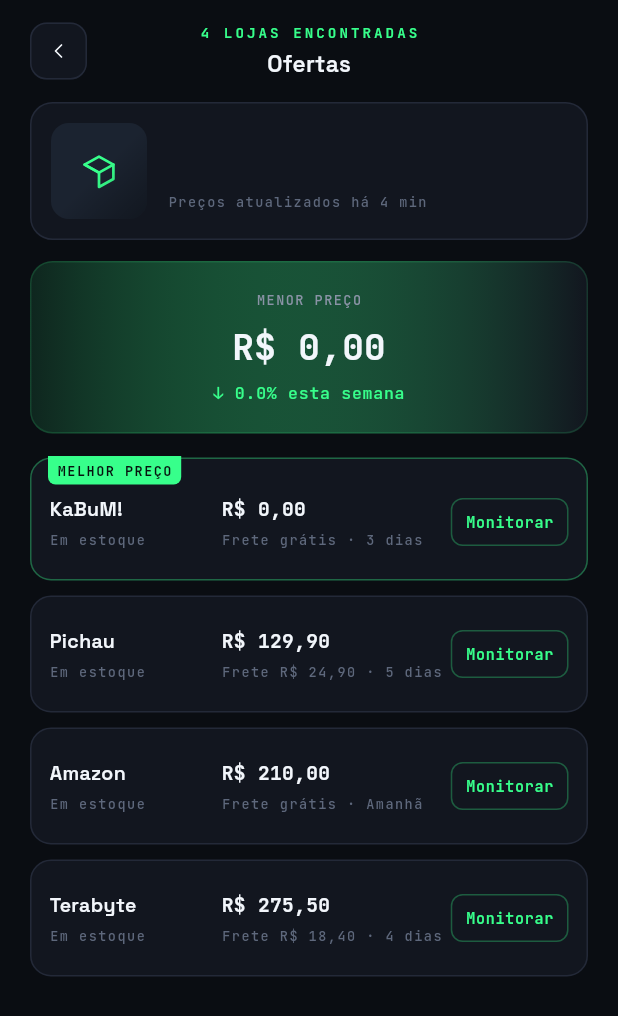
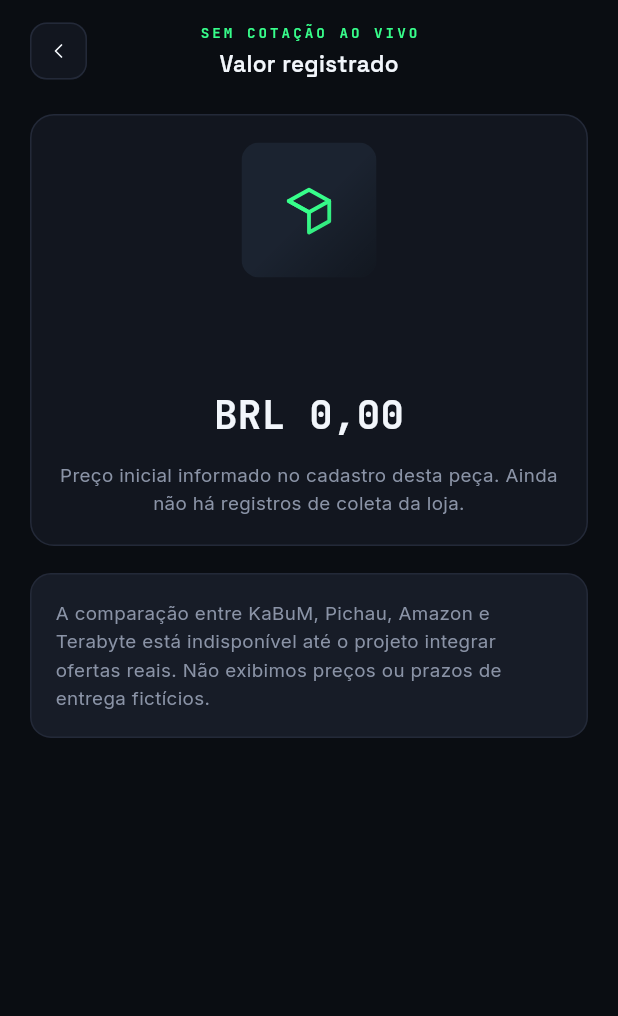
Before and after one commit to JoaoAlbernaz1/ddr5-radar, a Flutter app: the OffersScreen screen opened directly with empty values, on a phone screen of 412 x 824 dp. Shown: the top 1016 px of the screen. Run offline on Flutter 3.47's test engine with Material 3 defaults, Android fonts, the phone set to English and light mode, and no system bars; our stand-ins replace flutter_svg, google_fonts, shared_preferences, supabase_flutter; accounts and stored records are empty; statements that could not run were skipped.

Commit message:
fix(offers): replace synthetic competitor prices and shipping with honest recorded value

```diff
--- a/lib/screens/offers_screen.dart
+++ b/lib/screens/offers_screen.dart
@@ -1,157 +1,80 @@
 import 'package:flutter/material.dart';
 import 'package:intl/intl.dart';
-import 'package:provider/provider.dart';
 
-import '../data/parts_repository.dart';
-import '../models/offer.dart';
 import '../models/part.dart';
 import '../theme/app_theme.dart';
 import '../widgets/part_photo.dart';
 import '../widgets/topbar.dart';
 
-/// Comparador de preço entre lojas pra uma peça — gerado a partir do
-/// preço base, igual ao protótipo web (até termos um scraper de verdade).
+/// Displays recorded information, never synthetic third-party offers.
 class OffersScreen extends StatelessWidget {
+  const OffersScreen({super.key, required this.part});
+
   final Part part;
-  const OffersScreen({super.key, required this.part});
 
   @override
   Widget build(BuildContext context) {
-    final offers = buildOffersFor(part.currentPrice);
-    final currency = NumberFormat.currency(locale: 'pt_BR', symbol: 'R\$');
+    final currency = NumberFormat.currency(locale: 'pt_BR', symbol: 'R$');
+    final collected = part.history.isNotEmpty;
+    final description = collected
+        ? 'Último valor registrado pelo coletor. A consulta não é em tempo '
+            'real e o produto precisa ser conferido antes da compra.'
+        : 'Preço inicial informado no cadastro desta peça. Ainda não '
+            'há registros de coleta da loja.';
 
     return Scaffold(
-      appBar: TopBar(title: 'Ofertas', eyebrow: '${offers.length} LOJAS ENCONTRADAS', onBack: () => Navigator.of(context).pop()),
+      appBar: TopBar(
+        title: 'Valor registrado',
+        eyebrow: 'SEM COTAÇÃO AO VIVO',
+        onBack: () => Navigator.of(context).pop(),
+      ),
       body: ListView(
-        padding: const EdgeInsets.fromLTRB(20, 4, 20, 24),
+        padding: const EdgeInsets.fromLTRB(20, 12, 20, 24),
         children: [
           Container(
-            padding: const EdgeInsets.all(13),
-            decoration: BoxDecoration(color: AppColors.surface, borderRadius: BorderRadius.circular(15), border: Border.all(color: AppColors.line)),
-            child: Row(
+            padding: const EdgeInsets.all(18),
+            decoration: BoxDecoration(
+              color: AppColors.surface,
+              borderRadius: BorderRadius.circular(16),
+              border: Border.all(color: AppColors.line),
+            ),
+            child: Column(
               children: [
-                PartPhoto(category: part.category, size: 64),
-                const SizedBox(width: 14),
-                Expanded(
-                  child: Column(
-                    crossAxisAlignment: CrossAxisAlignment.start,
-                    children: [
-                      Text(part.category, style: AppText.monoSmall.copyWith(color: AppColors.green, fontWeight: FontWeight.w700)),
-                      const SizedBox(height: 4),
-                      Text(part.name, style: AppText.cardTitle, maxLines: 2, overflow: TextOverflow.ellipsis),
-                      const SizedBox(height: 4),
-                      Text('Preços atualizados há 4 min', style: AppText.monoSmall),
-                    ],
-                  ),
+                PartPhoto(category: part.category, size: 90),
+                const SizedBox(height: 12),
+                Text(
+                  part.name,
+                  style: AppText.cardTitle,
+                  textAlign: TextAlign.center,
+                ),
+                const SizedBox(height: 6),
+                Text(part.store, style: AppText.monoSmall),
+                const SizedBox(height: 22),
+                Text(currency.format(part.currentPrice), style: AppText.priceLg),
+                const SizedBox(height: 12),
+                Text(
+                  description,
+                  style: AppText.body,
+                  textAlign: TextAlign.center,
                 ),
               ],
             ),
           ),
-          const SizedBox(height: 14),
+          const SizedBox(height: 18),
           Container(
-            width: double.infinity,
-            padding: const EdgeInsets.all(18),
+            padding: const EdgeInsets.all(16),
             decoration: BoxDecoration(
-              gradient: LinearGradient(colors: [AppColors.greenSoft, AppColors.surface]),
-              borderRadius: BorderRadius.circular(15),
-              border: Border.all(color: AppColors.green.withOpacity(0.14)),
+              color: AppColors.surfaceAlt,
+              borderRadius: BorderRadius.circular(14),
+              border: Border.all(color: AppColors.line),
             ),
-            child: Column(
-              children: [
-                Text('MENOR PREÇO', style: AppText.monoSmall.copyWith(color: AppColors.muted)),
-                const SizedBox(height: 8),
-                Text(currency.format(offers.first.price), style: AppText.priceLg.copyWith(fontSize: 24)),
-                const SizedBox(height: 6),
-                Text('↓ ${(part.deltaPercent ?? 0).abs().toStringAsFixed(1)}% esta semana', style: AppText.mono.copyWith(color: AppColors.green)),
-              ],
+            child: Text(
+              'A comparação entre KaBuM, Pichau, Amazon e Terabyte está '
+              'indisponível até o projeto integrar ofertas reais. '
+              'Não exibimos preços ou prazos de entrega fictícios.',
+              style: AppText.body,
             ),
           ),
-          const SizedBox(height: 16),
-          ...List.generate(offers.length, (i) {
-            final offer = offers[i];
-            final best = i == 0;
-            return Padding(
-              padding: const EdgeInsets.only(bottom: 10),
-              child: Stack(
-                clipBehavior: Clip.none,
-                children: [
-                  Container(
-                    padding: EdgeInsets.fromLTRB(12, best ? 18 : 14, 12, 14),
-                    decoration: BoxDecoration(
-                      color: AppColors.surface,
-                      borderRadius: BorderRadius.circular(14),
-                      border: Border.all(color: best ? AppColors.green.withOpacity(0.35) : AppColors.line),
-                    ),
-                    child: Row(
-                      children: [
-                        Expanded(
-                          flex: 3,
-                          child: Column(
-                            crossAxisAlignment: CrossAxisAlignment.start,
-                            children: [
-                              Text(offer.store, style: AppText.cardTitle.copyWith(fontSize: 13)),
-                              const SizedBox(height: 4),
-                              Text('Em estoque', style: AppText.monoSmall),
-                            ],
-                          ),
-                        ),
-                        Expanded(
-                          flex: 4,
-                          child: Column(
-                            crossAxisAlignment: CrossAxisAlignment.start,
-                            children: [
-                              Text(currency.format(offer.price), style: AppText.price.copyWith(fontSize: 13)),
-                              const SizedBox(height: 4),
-                              Text(offer.shipping, style: AppText.monoSmall, maxLines: 1, overflow: TextOverflow.ellipsis),
-                            ],
-                          ),
-                        ),
-                        OutlinedButton(
-                          onPressed: () async {
-                            final repo = context.read<PartsRepository>();
-                            if (repo.partById(part.id) == null) {
-                              await repo.addPart(
-                                name: part.name,
-                                category: part.category,
-                                store: offer.store,
-                                currentPrice: offer.price,
-                                targetPrice: part.targetPrice > 0 ? part.targetPrice : offer.price * 0.9,
-                              );
-                            }
-                            if (context.mounted) {
-                              ScaffoldMessenger.of(context).showSnackBar(const SnackBar(content: Text('Adicionado à Wishlist!')));
-                              Navigator.of(context).pop();
-                            }
-                          },
-                          style: OutlinedButton.styleFrom(
-                            foregroundColor: AppColors.green,
-                            side: BorderSide(color: AppColors.green.withOpacity(0.3)),
-                            minimumSize: const Size(0, 32),
-                            padding: const EdgeInsets.symmetric(horizontal: 10),
-                            shape: RoundedRectangleBorder(borderRadius: BorderRadius.circular(8)),
-                          ),
-                          child: Text('Monitorar', style: AppText.mono.copyWith(fontSize: 10, fontWeight: FontWeight.w600, color: AppColors.green)),
-                        ),
-                      ],
-                    ),
-                  ),
-                  if (best)
-                    Positioned(
-                      top: -1,
-                      left: 12,
-                      child: Container(
-                        padding: const EdgeInsets.symmetric(horizontal: 6, vertical: 3),
-                        decoration: const BoxDecoration(
-                          color: AppColors.green,
-                          borderRadius: BorderRadius.only(bottomLeft: Radius.circular(5), bottomRight: Radius.circular(5)),
-                        ),
-                        child: Text('MELHOR PREÇO', style: AppText.monoSmall.copyWith(color: AppColors.onAccent, fontWeight: FontWeight.w700)),
-                      ),
-                    ),
-                ],
-              ),
-            );
-          }),
         ],
       ),
     );
```
